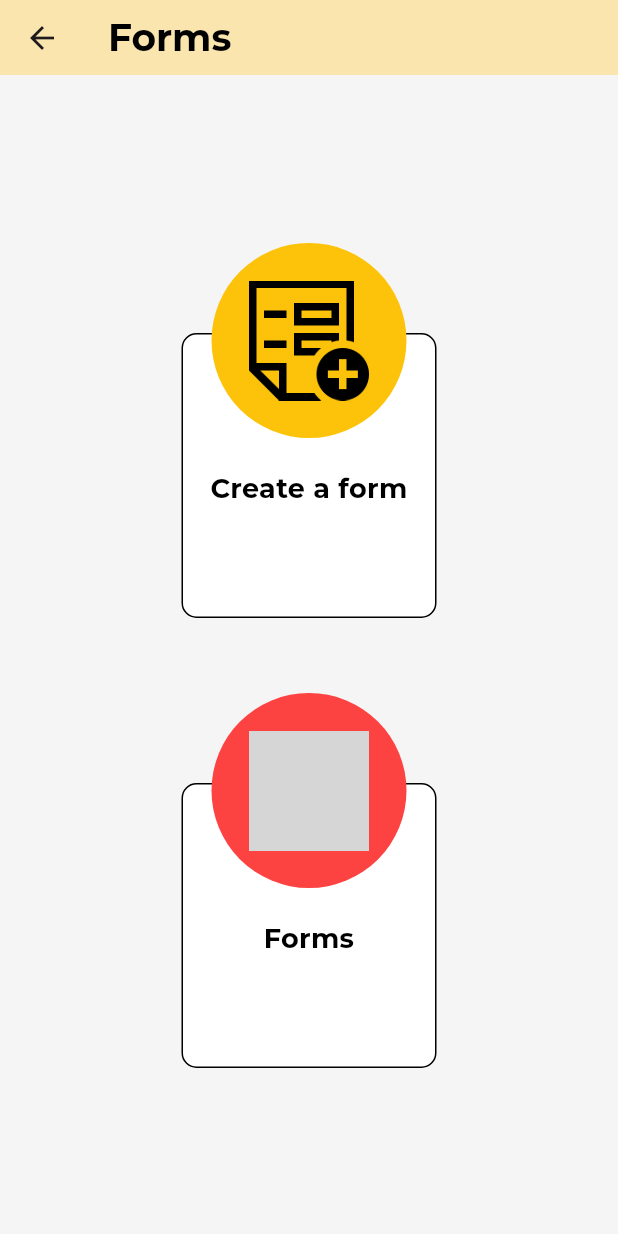
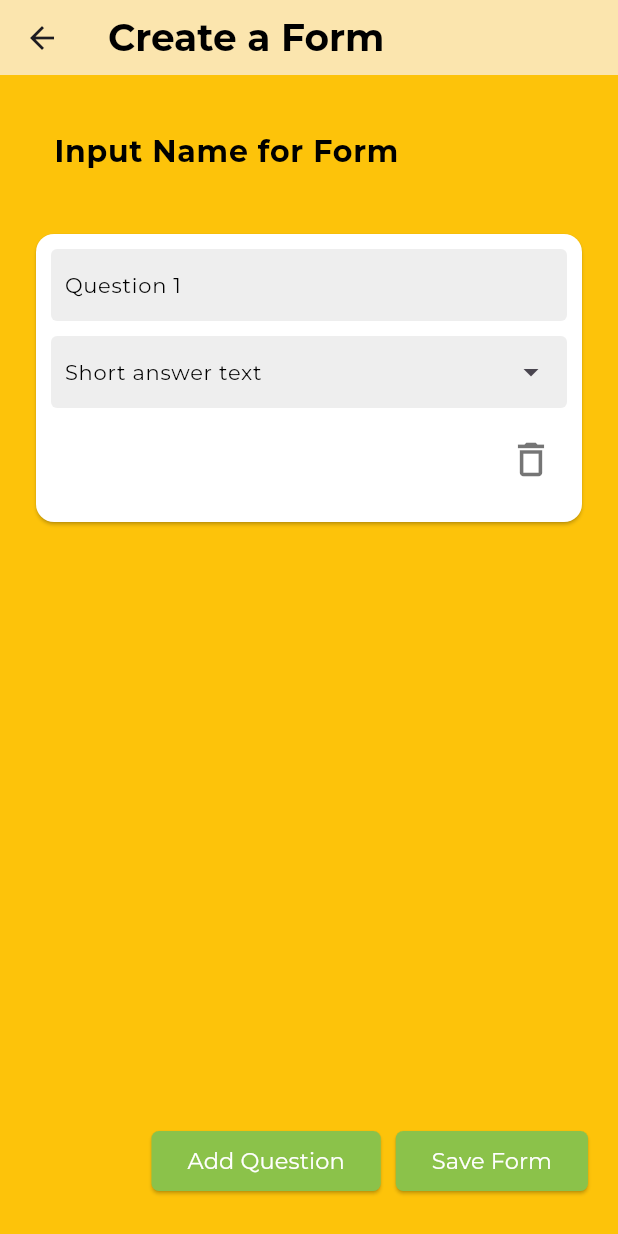
Before and after one commit to jamessarona/nutri-gabay-nutritionist, a Flutter app: the MonitoringEvaluationPage screen opened directly with empty values, after a tap on "Create a form", on a phone screen of 412 x 824 dp. Run offline on Flutter 3.47's test engine with Material 3 defaults, Android fonts, the light colour scheme and no system bars; our stand-ins replace cloud_firestore, dotted_border, easy_sidemenu, file_picker, firebase_auth, firebase_core and 6 more; missing offline and left inert: flutter_dropzone, universal_html; accounts and stored records are empty; grey boxes are pictures that could not be loaded.

Commit message:
added creation of form and questions

```diff
--- /dev/null
+++ b/lib/models/form.dart
@@ -0,0 +1,52 @@
+import 'dart:convert';
+
+import 'package:cloud_firestore/cloud_firestore.dart';
+
+FormQuestion formQuestionsFromJson(String str) =>
+    FormQuestion.fromJson(json.decode(str));
+
+String formQuestionsToJson(FormQuestion data) => json.encode(data.toJson());
+
+class FormQuestion {
+  final String uid;
+  final String name;
+  final DateTime date;
+
+  FormQuestion({
+    required this.uid,
+    required this.name,
+    required this.date,
+  });
+
+  factory FormQuestion.fromJson(Map<String, dynamic> json) => FormQuestion(
+        uid: json["uid"],
+        name: json["name"],
+        date: json["date"].toDate(),
+      );
+
+  Map<String, dynamic> toJson() => {
+        "uid": uid,
+        "name": name,
+        "date": date,
+      };
+
+  factory FormQuestion.fromFirestore(
+    DocumentSnapshot<Map<String, dynamic>> snapshot,
+    SnapshotOptions? options,
+  ) {
+    final data = snapshot.data();
+    return FormQuestion(
+      uid: data?["uid"],
+      name: data?["name"],
+      date: data?["date"].toDate(),
+    );
+  }
+
+  Map<String, dynamic> toFirestore() {
+    return {
+      "uid": uid,
+      "name": name,
+      "date": date,
+    };
+  }
+}
--- /dev/null
+++ b/lib/models/question.dart
@@ -0,0 +1,69 @@
+import 'dart:convert';
+
+import 'package:cloud_firestore/cloud_firestore.dart';
+
+Question questionFromJson(String str) => Question.fromJson(json.decode(str));
+
+String questionToJson(Question data) => json.encode(data.toJson());
+
+class Question {
+  final String uid;
+  final String formId;
+  final int number;
+  final String question;
+  final String type;
+  final bool required;
+
+  Question({
+    required this.uid,
+    required this.formId,
+    required this.number,
+    required this.question,
+    required this.type,
+    required this.required,
+  });
+
+  factory Question.fromJson(Map<String, dynamic> json) => Question(
+        uid: json["uid"],
+        formId: json["formId"],
+        number: json["number"],
+        question: json["question"],
+        type: json["type"],
+        required: json["required"],
+      );
+
+  Map<String, dynamic> toJson() => {
+        "uid": uid,
+        "formId": formId,
+        "number": number,
+        "question": question,
+        "type": type,
+        "required": required,
+      };
+
+  factory Question.fromFirestore(
+    DocumentSnapshot<Map<String, dynamic>> snapshot,
+    SnapshotOptions? options,
+  ) {
+    final data = snapshot.data();
+    return Question(
+      uid: data?["uid"],
+      formId: data?["formId"],
+      number: data?["number"],
+      question: data?["question"],
+      type: data?["type"],
+      required: data?["required"],
+    );
+  }
+
+  Map<String, dynamic> toFirestore() {
+    return {
+      "uid": uid,
+      "formId": formId,
+      "number": number,
+      "question": question,
+      "type": type,
+      "required": required,
+    };
+  }
+}
--- /dev/null
+++ b/lib/views/ui/create_evaluation_page.dart
@@ -0,0 +1,323 @@
+import 'package:cloud_firestore/cloud_firestore.dart';
+import 'package:flutter/material.dart';
+import 'package:flutter_staggered_grid_view/flutter_staggered_grid_view.dart';
+import 'package:nutri_gabay_nutritionist/models/form.dart';
+import 'package:nutri_gabay_nutritionist/models/question.dart';
+import 'package:nutri_gabay_nutritionist/views/shared/app_style.dart';
+import 'package:nutri_gabay_nutritionist/views/shared/custom_buttons.dart';
+
+class CreateEvaluationPage extends StatefulWidget {
+  final String appointmentId;
+  const CreateEvaluationPage({
+    super.key,
+    required this.appointmentId,
+  });
+
+  @override
+  State<CreateEvaluationPage> createState() => _CreateEvaluationPageState();
+}
+
+class _CreateEvaluationPageState extends State<CreateEvaluationPage> {
+  late Size screenSize;
+  final GlobalKey<FormState> _formKey = GlobalKey<FormState>();
+  final TextEditingController _formController = TextEditingController();
+  final List<TextEditingController> _questionController = [];
+  final List<TextEditingController> _typeController = [];
+
+  void saveForm() async {
+    if (_formKey.currentState!.validate()) {
+      await saveToFirebase().whenComplete(() {
+        final snackBar = SnackBar(
+          content: Text(
+            'Form has been saved',
+            style: appstyle(12, Colors.white, FontWeight.normal),
+          ),
+          action: SnackBarAction(
+            label: 'Close',
+            onPressed: () {},
+          ),
+        );
+
+        ScaffoldMessenger.of(context).showSnackBar(snackBar);
+        Navigator.of(context).pop();
+      });
+    }
+  }
+
+  Future<void> saveToFirebase() async {
+    if (_questionController.isNotEmpty) {
+      final docForm = FirebaseFirestore.instance
+          .collection('appointment')
+          .doc(widget.appointmentId)
+          .collection('form')
+          .doc();
+
+      FormQuestion formQuestion = FormQuestion(
+        uid: docForm.id,
+        name: _formController.text,
+        date: DateTime.now(),
+      );
+
+      final formJson = formQuestion.toJson();
+      await docForm.set(formJson);
+      for (int i = 0; i < _questionController.length; i++) {
+        final docForm = FirebaseFirestore.instance
+            .collection('appointment')
+            .doc(widget.appointmentId)
+            .collection('form')
+            .doc(formQuestion.uid)
+            .collection('questions')
+            .doc();
+        Question questions = Question(
+          uid: docForm.id,
+          formId: formQuestion.uid,
+          number: i + 1,
+          question: _questionController[i].text,
+          type: _typeController[i].text,
+          required: true,
+        );
+        final questionsJson = questions.toJson();
+        await docForm.set(questionsJson);
+      }
+    }
+  }
+
+  @override
+  void initState() {
+    _questionController.add(TextEditingController());
+    _typeController.add(TextEditingController());
+    _typeController.last.text = 'Short answer text';
+    super.initState();
+  }
+
+  @override
+  Widget build(BuildContext context) {
+    screenSize = MediaQuery.of(context).size;
+    return Scaffold(
+      backgroundColor: customColor[10],
+      appBar: PreferredSize(
+        preferredSize: const Size.fromHeight(50),
+        child: AppBar(
+          backgroundColor: customColor[70],
+          title: Text(
+            "Create a Form",
+            style: appstyle(
+              25,
+              Colors.black,
+              FontWeight.bold,
+            ),
+          ),
+        ),
+      ),
+      body: Form(
+        key: _formKey,
+        child: SizedBox(
+          height: double.infinity,
+          width: double.infinity,
+          child: Column(
+            mainAxisAlignment: MainAxisAlignment.start,
+            crossAxisAlignment: CrossAxisAlignment.start,
+            children: [
+              Container(
+                width: 300,
+                margin: const EdgeInsets.only(top: 20, left: 20),
+                child: TextFormField(
+                  controller: _formController,
+                  validator: (value) {
+                    if (value == '') {
+                      return 'Please enter the form name';
+                    }
+                    return null;
+                  },
+                  keyboardType: TextInputType.text,
+                  style: appstyle(20, Colors.black, FontWeight.bold),
+                  decoration: InputDecoration(
+                    border:
+                        const OutlineInputBorder(borderSide: BorderSide.none),
+                    focusedBorder: const UnderlineInputBorder(
+                      borderSide: BorderSide(color: customColor),
+                    ),
+                    hintText: 'Input Name for Form',
+                    hintStyle: appstyle(20, Colors.black, FontWeight.bold),
+                    fillColor: Colors.white70,
+                  ),
+                ),
+              ),
+              const SizedBox(height: 20),
+              Expanded(
+                child: Container(
+                  margin: const EdgeInsets.symmetric(horizontal: 20),
+                  height: double.infinity,
+                  width: double.infinity,
+                  child: ListView(
+                    children: [
+                      StaggeredGrid.count(
+                        axisDirection: AxisDirection.down,
+                        crossAxisCount: screenSize.width > 600 ? 2 : 1,
+                        mainAxisSpacing: 5,
+                        crossAxisSpacing: 1,
+                        children:
+                            List.generate(_questionController.length, (index) {
+                          return SizedBox(
+                            height: 200,
+                            child: Card(
+                              color: Colors.white,
+                              child: Column(
+                                mainAxisAlignment: MainAxisAlignment.start,
+                                crossAxisAlignment: CrossAxisAlignment.start,
+                                children: [
+                                  Container(
+                                    margin: const EdgeInsets.only(
+                                        top: 10, left: 10, right: 10),
+                                    width: double.infinity,
+                                    child: TextFormField(
+                                      controller: _questionController[index],
+                                      keyboardType: TextInputType.text,
+                                      style: appstyle(
+                                          14, Colors.black, FontWeight.normal),
+                                      validator: (value) {
+                                        if (value == '') {
+                                          return 'Please enter the question';
+                                        }
+                                        return null;
+                                      },
+                                      decoration: InputDecoration(
+                                        border: const OutlineInputBorder(
+                                          borderSide: BorderSide.none,
+                                        ),
+                                        focusedBorder: const OutlineInputBorder(
+                                          borderSide: BorderSide.none,
+                                        ),
+                                        filled: true,
+                                        hintText: 'Question ${index + 1}',
+                                        hintStyle: appstyle(14, Colors.black,
+                                            FontWeight.normal),
+                                        fillColor: Colors.grey.shade200,
+                                        contentPadding:
+                                            const EdgeInsets.symmetric(
+                                                vertical: 0, horizontal: 5),
+                                      ),
+                                    ),
+                                  ),
+                                  Container(
+                                    margin: const EdgeInsets.only(
+                                        top: 10, left: 10, right: 10),
+                                    width: double.infinity,
+                                    child: TextFormField(
+                                      controller: _typeController[index],
+                                      keyboardType: TextInputType.none,
+                                      style: appstyle(
+                                          14, Colors.black, FontWeight.normal),
+                                      validator: (value) {
+                                        if (value == '') {
+                                          return 'Select the question type';
+                                        }
+                                        return null;
+                                      },
+                                      readOnly: true,
+                                      decoration: InputDecoration(
+                                        border: const OutlineInputBorder(
+                                          borderSide: BorderSide.none,
+                                        ),
+                                        focusedBorder: const OutlineInputBorder(
+                                          borderSide: BorderSide.none,
+                                        ),
+                                        suffixIcon: PopupMenuButton<String>(
+                                          icon:
+                                              const Icon(Icons.arrow_drop_down),
+                                          onSelected: (String value) {
+                                            _typeController[index].text = value;
+                                          },
+                                          itemBuilder: (BuildContext context) {
+                                            return [
+                                              "Short answer text",
+                                              "Image"
+                                            ].map<PopupMenuItem<String>>(
+                                                (String value) {
+                                              return PopupMenuItem(
+                                                  value: value,
+                                                  child: Text(value));
+                                            }).toList();
+                                          },
+                                        ),
+                                        filled: true,
+                                        hintStyle: appstyle(14, Colors.black,
+                                            FontWeight.normal),
+                                        fillColor: Colors.grey.shade200,
+                                        contentPadding:
+                                            const EdgeInsets.symmetric(
+                                                vertical: 0, horizontal: 5),
+                                      ),
+                                    ),
+                                  ),
+                                  const SizedBox(height: 10),
+                                  Container(
+                                    margin: const EdgeInsets.only(right: 10),
+                                    alignment: Alignment.centerRight,
+                                    child: IconButton(
+                                      alignment: Alignment.centerRight,
+                                      onPressed: () {
+                                        setState(() {
+                                          _questionController.removeAt(index);
+                                          _typeController.removeAt(index);
+                                        });
+                                      },
+                                      icon: const Icon(
+                                        Icons.delete_outline,
+                                        size: 30,
+                                        color: Colors.black54,
+                                      ),
+                                    ),
+                                  )
+                                ],
+                              ),
+                            ),
+                          );
+                        }),
+                      ),
+                    ],
+                  ),
+                ),
+              ),
+              Container(
+                height: 100,
+                width: double.infinity,
+                margin: const EdgeInsets.only(right: 20),
+                child: Row(
+                  mainAxisAlignment: MainAxisAlignment.end,
+                  children: [
+                    SizedBox(
+                      child: CustomButton(
+                        onPress: () {
+                          setState(() {
+                            _questionController.add(TextEditingController());
+                            _typeController.add(TextEditingController());
+                            _typeController.last.text = 'Short answer text';
+                          });
+                        },
+                        label: 'Add Question',
+                        labelSize: 15,
+                        radius: 5,
+                      ),
+                    ),
+                    const SizedBox(width: 10),
+                    SizedBox(
+                      child: CustomButton(
+                        onPress: () {
+                          saveForm();
+                        },
+                        label: 'Save Form',
+                        labelSize: 15,
+                        radius: 5,
+                      ),
+                    ),
+                  ],
+                ),
+              )
+            ],
+          ),
+        ),
+      ),
+    );
+  }
+}
--- a/lib/views/ui/monitoring_evaluation_page.dart
+++ b/lib/views/ui/monitoring_evaluation_page.dart
@@ -1,6 +1,7 @@
 import 'package:flutter/material.dart';
 import 'package:nutri_gabay_nutritionist/views/shared/app_style.dart';
 import 'package:nutri_gabay_nutritionist/views/shared/custom_container.dart';
+import 'package:nutri_gabay_nutritionist/views/ui/create_evaluation_page.dart';
 
 class MonitoringEvaluationPage extends StatefulWidget {
   final String appointmentId;
@@ -20,7 +21,9 @@ class MonitoringEvaluationPage extends StatefulWidget {
       _MonitoringEvaluationPageState();
 }
 
-List<Widget> buildFormWidger() {
+class _MonitoringEvaluationPageState extends State<MonitoringEvaluationPage> {
+  late Size screenSize;
+  List<Widget> buildFormWidger(BuildContext context) {
     return [
       PatientActionsContainer(
         title: 'Create a form',
@@ -28,7 +31,15 @@ List<Widget> buildFormWidger() {
         iconData: Icons.phone,
         color: const Color.fromARGB(255, 253, 195, 10),
         isSmall: false,
-      onTap: () {},
+        onTap: () {
+          Navigator.of(context).push(
+            MaterialPageRoute(
+              builder: (ctx) => CreateEvaluationPage(
+                appointmentId: widget.appointmentId,
+              ),
+            ),
+          );
+        },
       ),
       const SizedBox(width: 50, height: 50),
       PatientActionsContainer(
@@ -42,8 +53,6 @@ List<Widget> buildFormWidger() {
     ];
   }
 
-class _MonitoringEvaluationPageState extends State<MonitoringEvaluationPage> {
-  late Size screenSize;
   @override
   Widget build(BuildContext context) {
     screenSize = MediaQuery.of(context).size;
@@ -70,12 +79,12 @@ class _MonitoringEvaluationPageState extends State<MonitoringEvaluationPage> {
             ? Column(
                 mainAxisAlignment: MainAxisAlignment.center,
                 crossAxisAlignment: CrossAxisAlignment.center,
-                children: buildFormWidger(),
+                children: buildFormWidger(context),
               )
             : Row(
                 mainAxisAlignment: MainAxisAlignment.center,
                 crossAxisAlignment: CrossAxisAlignment.center,
-                children: buildFormWidger(),
+                children: buildFormWidger(context),
               ),
       ),
     );
```
Lines whose indentation alone changed are shown as unchanged.
